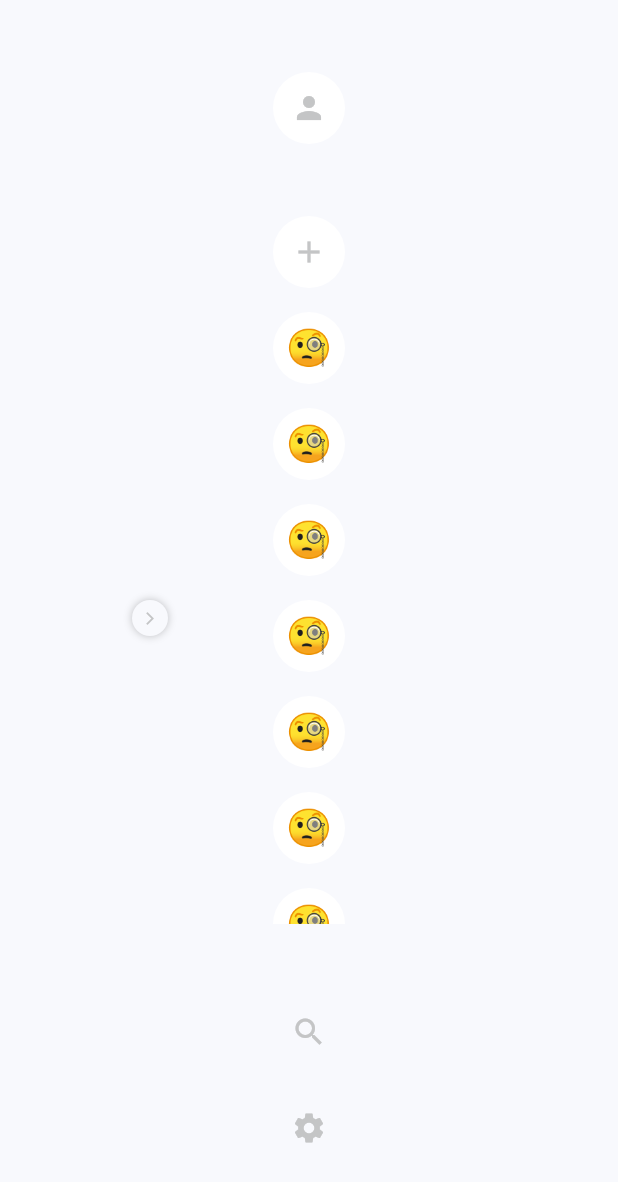
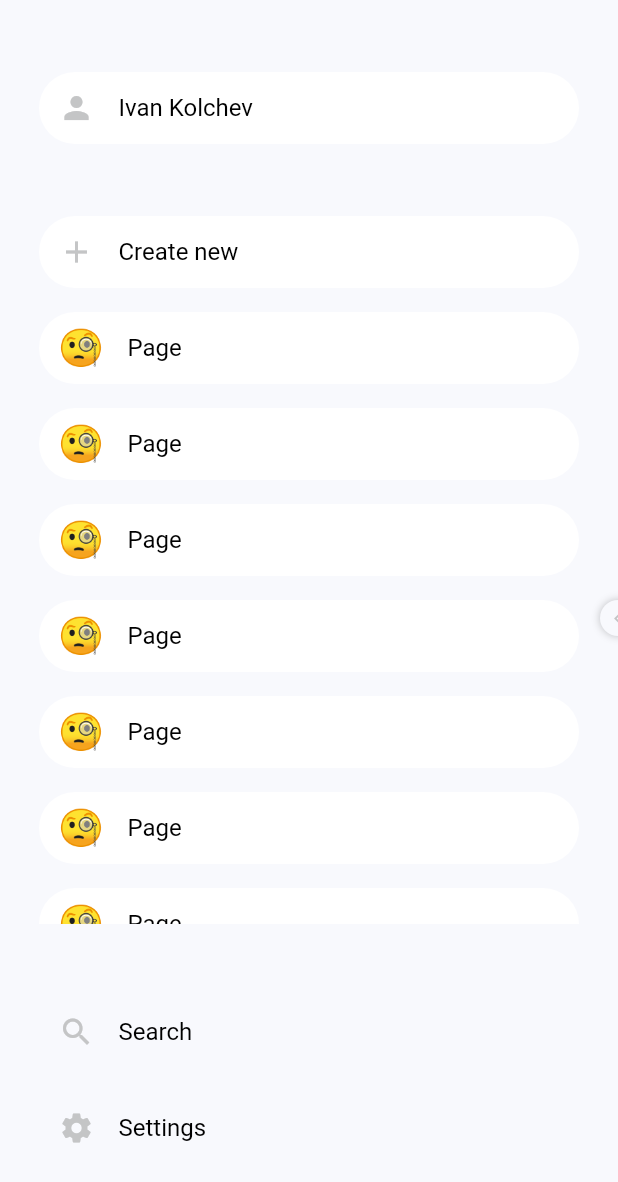
Before and after one commit to ekinsdrow/padkeeper_client, a Flutter app: the screen it shows after launch, after a tap on the "arrow forward ios" icon, on a phone screen of 412 x 824 dp. Shown: the top 1182 px of the screen. Run offline on Flutter 3.47's test engine with Material 2 defaults, Android fonts, the phone set to English and light mode, and no system bars; our stand-ins replace auto_route, bloc, dio, flutter_bloc, freezed_annotation, retrofit; generated files the repository leaves out were written again.

Commit message:
Add big sidebar and animations

```diff
--- a/lib/common/assets/constants.dart
+++ b/lib/common/assets/constants.dart
@@ -15,4 +15,6 @@ class Constants {
   );
 
   static const aniamionDuration = Duration(milliseconds: 300);
+
+  static const double maxSmallScreenSize = 600;
 }
--- /dev/null
+++ b/lib/common/utils/platform_util.dart
@@ -0,0 +1,7 @@
+import 'dart:io';
+
+class PlatformUtil {
+  PlatformUtil._();
+
+  static get isMobile => Platform.isAndroid || Platform.isIOS;
+}
--- a/lib/features/app/app.dart
+++ b/lib/features/app/app.dart
@@ -4,15 +4,18 @@ import 'package:padkeeper/common/assets/themes/themes.dart';
 import 'package:padkeeper/features/app/router/router.dart';
 
 class App extends StatelessWidget {
-  App({Key? key}) : super(key: key);
+  const App({
+    required this.router,
+    Key? key,
+  }) : super(key: key);
 
-  final _appRouter = AppRouter();
+  final AppRouter router;
 
   @override
   Widget build(BuildContext context) {
     return MaterialApp.router(
-      routeInformationParser: _appRouter.defaultRouteParser(),
-      routerDelegate: _appRouter.delegate(),
+      routeInformationParser: router.defaultRouteParser(),
+      routerDelegate: router.delegate(),
       debugShowCheckedModeBanner: false,
       title: 'Padkeeper',
       theme: Themes.light,
--- a/lib/features/app/di/app_scope.dart
+++ b/lib/features/app/di/app_scope.dart
@@ -2,9 +2,12 @@ import 'package:flutter/material.dart';
 import 'package:flutter_bloc/flutter_bloc.dart';
 import 'package:padkeeper/features/app/app.dart';
 import 'package:padkeeper/features/app/bloc/initial/initial_bloc.dart';
+import 'package:padkeeper/features/app/router/router.dart';
 
 class AppScope extends StatelessWidget {
-  const AppScope({Key? key}) : super(key: key);
+  AppScope({Key? key}) : super(key: key);
+
+  final appRouter = AppRouter();
 
   @override
   Widget build(BuildContext context) {
@@ -13,7 +16,9 @@ class AppScope extends StatelessWidget {
         ..add(
           const InitialEvent.fetch(),
         ),
-      child: App(),
+      child: App(
+        router: appRouter,
+      ),
     );
   }
 }
--- a/lib/features/app/router/router.dart
+++ b/lib/features/app/router/router.dart
@@ -14,7 +14,7 @@ part 'router.gr.dart';
       page: InitialPage,
     ),
     AutoRoute<dynamic>(
-      name: 'MainRoute',
+      path: '/main',
       page: MainPage,
     ),
   ],
--- a/lib/features/main_screen/widgets/pages/main_page.dart
+++ b/lib/features/main_screen/widgets/pages/main_page.dart
@@ -1,17 +1,32 @@
 import 'package:flutter/material.dart';
+import 'package:padkeeper/common/assets/constants.dart';
 import 'package:padkeeper/features/main_screen/widgets/reusable/sidebar.dart';
 
-class MainPage extends StatelessWidget {
+class MainPage extends StatefulWidget {
   const MainPage({Key? key}) : super(key: key);
 
   @override
+  State<MainPage> createState() => _MainPageState();
+}
+
+class _MainPageState extends State<MainPage> {
+  var sidebarOpen = false;
+
+  @override
   Widget build(BuildContext context) {
+    return LayoutBuilder(
+      builder: (context, constrains) {
         return Scaffold(
           body: SafeArea(
             child: Row(
-          children: const [
-            Sidebar(),
-            Expanded(
+              children: [
+                AnimatedContainer(
+                  duration: Constants.aniamionDuration,
+                  child: Sidebar(
+                    constraints: constrains,
+                  ),
+                ),
+                const Expanded(
                   child: Center(
                     child: Text('Content'),
                   ),
@@ -20,5 +35,7 @@ class MainPage extends StatelessWidget {
             ),
           ),
         );
+      },
+    );
   }
 }
--- a/lib/features/main_screen/widgets/reusable/sidebar.dart
+++ b/lib/features/main_screen/widgets/reusable/sidebar.dart
@@ -1,70 +1,129 @@
-import 'dart:io';
-
 import 'package:flutter/material.dart';
 import 'package:flutter_gen/gen_l10n/app_localizations.dart';
 import 'package:padkeeper/common/assets/constants.dart';
-import 'package:padkeeper/common/widgets/avatar.dart';
 
 class Sidebar extends StatefulWidget {
-  const Sidebar({Key? key}) : super(key: key);
+  const Sidebar({
+    required this.constraints,
+    Key? key,
+  }) : super(key: key);
+
+  final BoxConstraints constraints;
 
   @override
   State<Sidebar> createState() => _SidebarState();
 }
 
-class _SidebarState extends State<Sidebar> {
+class _SidebarState extends State<Sidebar> with SingleTickerProviderStateMixin {
   var _isOpen = false;
+  late AnimationController _openButtonAnimationController;
 
   double get _smallWidth => 100;
+
   double get _bigWidth {
-    if (Platform.isAndroid || Platform.isIOS) {
-      return MediaQuery.of(context).size.width;
+    double bigW = 300;
+
+    if (widget.constraints.maxWidth < Constants.maxSmallScreenSize) {
+      bigW = MediaQuery.of(context).size.width;
     }
 
-    return 300;
+    return bigW;
+  }
+
+  void _openSideBar() {
+    setState(() {
+      if (_isOpen) {
+        _openButtonAnimationController.reverse();
+      } else {
+        _openButtonAnimationController.forward();
+      }
+
+      _isOpen = !_isOpen;
+    });
+  }
+
+  @override
+  void initState() {
+    super.initState();
+    _openButtonAnimationController = AnimationController(
+      vsync: this,
+      duration: Constants.aniamionDuration,
+    );
+  }
+
+  @override
+  void dispose() {
+    _openButtonAnimationController.dispose();
+    super.dispose();
   }
 
   @override
   Widget build(BuildContext context) {
-    return SizedBox(
-      width: _isOpen ? _bigWidth  : _smallWidth + 12,
+    return AnimatedContainer(
+      duration: Constants.aniamionDuration,
+      width: _isOpen
+          ? _bigWidth == 300
+              ? 312
+              : MediaQuery.of(context).size.width
+          : _smallWidth + 12,
       child: Stack(
         children: [
-          Container(
+          AnimatedContainer(
+            duration: Constants.aniamionDuration,
             width: _isOpen ? _bigWidth : _smallWidth,
-            padding: const EdgeInsets.symmetric(
-              vertical: Constants.bigPadding,
+            padding: const EdgeInsets.only(
+              top: Constants.bigPadding,
+              bottom: Constants.bigPadding,
+              right: 26,
+              left: 26,
             ),
             height: MediaQuery.of(context).size.height,
             decoration: BoxDecoration(
               color: Theme.of(context).backgroundColor,
             ),
             child: Column(
+              crossAxisAlignment: CrossAxisAlignment.start,
               mainAxisAlignment: MainAxisAlignment.spaceBetween,
-              children: const [
-                Avatar(),
-                SizedBox(
+              children: [
+                _SidebarItem(
+                  text: "Ivan Kolchev",
+                  color: Theme.of(context).scaffoldBackgroundColor,
+                  iconData: Icons.person,
+                  isFull: _isOpen,
+                ),
+                const SizedBox(
                   height: Constants.bigPadding,
                 ),
                 Expanded(
-                  child: _Pages(),
+                  child: _Pages(
+                    isOpened: _isOpen,
                   ),
-                SizedBox(
+                ),
+                const SizedBox(
                   height: Constants.bigPadding,
                 ),
-                _Bottom(),
+                _Bottom(
+                  isOpen: _isOpen,
+                ),
               ],
             ),
           ),
-          Positioned(
-            left: 88,
+          AnimatedPositioned(
+            duration: Constants.aniamionDuration,
+            left: _isOpen
+                ? (_bigWidth == 300
+                    ? 288
+                    : MediaQuery.of(context).size.width - 12)
+                : 88,
             top: MediaQuery.of(context).size.height / 2 - 12,
+            child: RotationTransition(
+              turns: Tween(
+                begin: 0.0,
+                end: 0.5,
+              ).animate(_openButtonAnimationController),
               child: _OpenButton(
-              tapCallback: () {
-                setState(() {
-                  _isOpen = !_isOpen;
-                });
-              },
+                tapCallback: _openSideBar,
+              ),
             ),
           ),
         ],
@@ -130,18 +189,23 @@ class __OpenButtonState extends State<_OpenButton> {
 }
 
 class _Pages extends StatelessWidget {
-  const _Pages({Key? key}) : super(key: key);
+  const _Pages({
+    required this.isOpened,
+    Key? key,
+  }) : super(key: key);
+
+  final bool isOpened;
 
   @override
   Widget build(BuildContext context) {
     return Column(
-      crossAxisAlignment: CrossAxisAlignment.center,
-      mainAxisAlignment: MainAxisAlignment.center,
+      crossAxisAlignment: CrossAxisAlignment.start,
       children: [
         _SidebarItem(
           iconData: Icons.add,
           text: AppLocalizations.of(context)!.create_new,
           color: Theme.of(context).scaffoldBackgroundColor,
+          isFull: isOpened,
         ),
         const SizedBox(
           height: Constants.mediumPadding,
@@ -149,16 +213,19 @@ class _Pages extends StatelessWidget {
         Flexible(
           child: ListView.separated(
             physics: const BouncingScrollPhysics(),
-            shrinkWrap: true,
-            itemBuilder: (context, index) => _SidebarItem(
+            itemBuilder: (context, index) => Container(
+              alignment: Alignment.centerLeft,
+              child: _SidebarItem(
+                isFull: isOpened,
                 emoji: "🧐",
                 text: "Page",
                 color: Theme.of(context).scaffoldBackgroundColor,
               ),
+            ),
             separatorBuilder: (context, index) => const SizedBox(
               height: Constants.mediumPadding,
             ),
-            itemCount: 10,
+            itemCount: 20,
           ),
         ),
       ],
@@ -167,7 +234,12 @@ class _Pages extends StatelessWidget {
 }
 
 class _Bottom extends StatelessWidget {
-  const _Bottom({Key? key}) : super(key: key);
+  const _Bottom({
+    required this.isOpen,
+    Key? key,
+  }) : super(key: key);
+
+  final bool isOpen;
 
   @override
   Widget build(BuildContext context) {
@@ -175,6 +247,7 @@ class _Bottom extends StatelessWidget {
       children: [
         _SidebarItem(
           iconData: Icons.search,
+          isFull: isOpen,
           text: AppLocalizations.of(context)!.search,
           color: Theme.of(context).backgroundColor,
         ),
@@ -182,6 +255,7 @@ class _Bottom extends StatelessWidget {
           height: Constants.mediumPadding,
         ),
         _SidebarItem(
+          isFull: isOpen,
           iconData: Icons.settings,
           text: AppLocalizations.of(context)!.settings,
           color: Theme.of(context).backgroundColor,
@@ -197,6 +271,7 @@ class _SidebarItem extends StatefulWidget {
     required this.color,
     this.iconData,
     this.emoji,
+    this.isFull = false,
     Key? key,
   }) : super(key: key);
 
@@ -204,6 +279,7 @@ class _SidebarItem extends StatefulWidget {
   final String? emoji;
   final String text;
   final Color color;
+  final bool isFull;
 
   @override
   State<_SidebarItem> createState() => _SidebarItemState();
@@ -225,33 +301,66 @@ class _SidebarItemState extends State<_SidebarItem> {
           _isHover = false;
         });
       },
-      child: AnimatedContainer(
+      child: LayoutBuilder(
+        builder: (context, constrains) {
+          return AnimatedContainer(
             duration: Constants.aniamionDuration,
-        width: 48,
+            width: constrains.maxWidth,
             height: 48,
             decoration: BoxDecoration(
-          shape: BoxShape.circle,
               color: widget.color,
               boxShadow: [
                 if (_isHover) Constants.shadow,
               ],
+              borderRadius: BorderRadius.circular(24),
               border: _isHover
                   ? Border.all(
                       color: Theme.of(context).primaryColor,
                     )
                   : null,
             ),
-        child: widget.iconData != null
-            ? Icon(
+            child: Row(
+              crossAxisAlignment: CrossAxisAlignment.center,
+              children: [
+                const SizedBox(
+                  width: 13,
+                ),
+                if (widget.iconData != null)
+                  Icon(
                     widget.iconData,
                     size: 24,
                   )
-            : Center(
+                else
+                  Center(
                     child: Text(
                       widget.emoji!,
                       style: Theme.of(context).textTheme.headline2,
                     ),
                   ),
+                if (constrains.maxWidth > 247)
+                  Expanded(
+                    child: LayoutBuilder(
+                      builder: (context, c) {
+                        if (c.maxWidth >= constrains.maxWidth - 50) {
+                          return Row(
+                            children: [
+                              const SizedBox(
+                                width: Constants.mediumPadding,
+                              ),
+                              Text(
+                                widget.text,
+                              ),
+                            ],
+                          );
+                        }
+                        return const SizedBox.shrink();
+                      },
+                    ),
+                  ),
+              ],
+            ),
+          );
+        },
       ),
     );
   }
--- a/lib/main.dart
+++ b/lib/main.dart
@@ -3,6 +3,6 @@ import 'package:padkeeper/features/app/di/app_scope.dart';
 
 void main() {
   runApp(
-    const AppScope(),
+     AppScope(),
   );
 }
```
Also changed, not shown: lib/features/app/router/router.gr.dart. Lines whose indentation alone changed are shown as unchanged.
